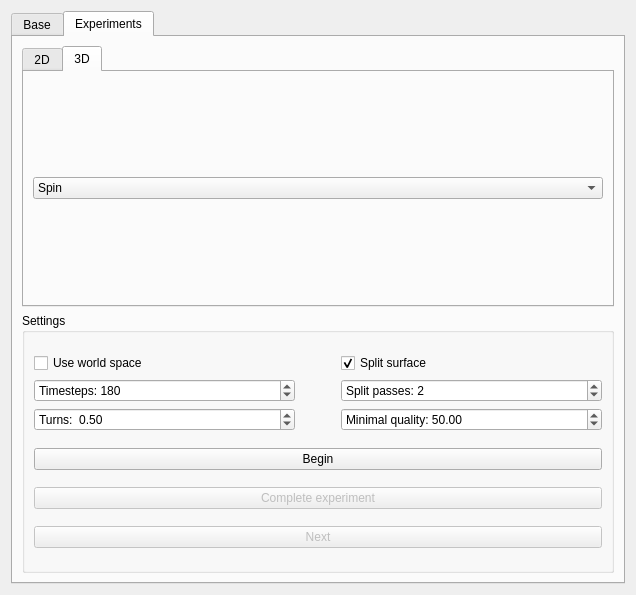
The window that Plugin-Master/MasterToolbarBase.ui (a2mont/master-thesis) describes before a commit, drawn with Qt 5.
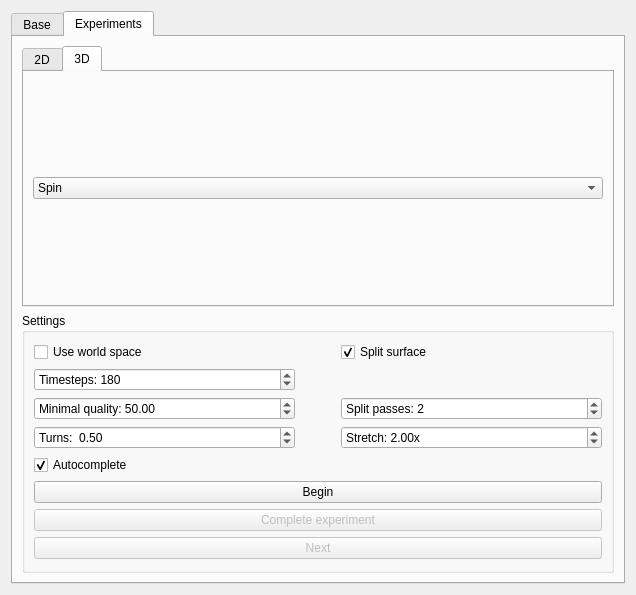
The same window after the commit.

Commit message: added stretch experiment

Patch:
```diff
--- a/Plugin-Master/MasterToolbarBase.ui
+++ b/Plugin-Master/MasterToolbarBase.ui
@@ -273,22 +273,6 @@
            <layout class="QGridLayout" name="gridLayout_7">
             <item row="0" column="0">
              <layout class="QGridLayout" name="gridLayout_9">
-              <item row="1" column="2">
-               <spacer name="horizontalSpacer_5">
-                <property name="orientation">
-                 <enum>Qt::Horizontal</enum>
-                </property>
-                <property name="sizeType">
-                 <enum>QSizePolicy::Fixed</enum>
-                </property>
-                <property name="sizeHint" stdset="0">
-                 <size>
-                  <width>40</width>
-                  <height>20</height>
-                 </size>
-                </property>
-               </spacer>
-              </item>
               <item row="1" column="0">
                <widget class="QSpinBox" name="timestepsSpinBox">
                 <property name="suffix">
@@ -324,18 +308,21 @@
                 </property>
                </widget>
               </item>
-              <item row="2" column="0">
-               <widget class="QDoubleSpinBox" name="angleSpinBox">
-                <property name="prefix">
-                 <string>Turns:  </string>
+              <item row="1" column="2">
+               <spacer name="horizontalSpacer_5">
+                <property name="orientation">
+                 <enum>Qt::Horizontal</enum>
                 </property>
-                <property name="singleStep">
-                 <double>0.250000000000000</double>
+                <property name="sizeType">
+                 <enum>QSizePolicy::Fixed</enum>
                 </property>
-                <property name="value">
-                 <double>0.500000000000000</double>
+                <property name="sizeHint" stdset="0">
+                 <size>
+                  <width>40</width>
+                  <height>20</height>
+                 </size>
                 </property>
-               </widget>
+               </spacer>
               </item>
               <item row="0" column="3">
                <widget class="QCheckBox" name="splitCheckBox">
@@ -347,7 +334,36 @@
                 </property>
                </widget>
               </item>
-              <item row="2" column="3">
+              <item row="3" column="3">
+               <widget class="QDoubleSpinBox" name="stretchSpinBox">
+                <property name="prefix">
+                 <string>Stretch: </string>
+                </property>
+                <property name="suffix">
+                 <string>x</string>
+                </property>
+                <property name="singleStep">
+                 <double>0.100000000000000</double>
+                </property>
+                <property name="value">
+                 <double>2.000000000000000</double>
+                </property>
+               </widget>
+              </item>
+              <item row="3" column="0">
+               <widget class="QDoubleSpinBox" name="angleSpinBox">
+                <property name="prefix">
+                 <string>Turns:  </string>
+                </property>
+                <property name="singleStep">
+                 <double>0.250000000000000</double>
+                </property>
+                <property name="value">
+                 <double>0.500000000000000</double>
+                </property>
+               </widget>
+              </item>
+              <item row="2" column="0">
                <widget class="QDoubleSpinBox" name="qualitySpinBox">
                 <property name="prefix">
                  <string>Minimal quality: </string>
@@ -366,7 +382,7 @@
                 </property>
                </widget>
               </item>
-              <item row="1" column="3">
+              <item row="2" column="3">
                <widget class="QSpinBox" name="splitSpinBox">
                 <property name="prefix">
                  <string>Split passes: </string>
@@ -378,17 +394,7 @@
               </item>
              </layout>
             </item>
-            <item row="2" column="0">
-             <widget class="QPushButton" name="completeButton">
-              <property name="enabled">
-               <bool>false</bool>
-              </property>
-              <property name="text">
-               <string>Complete experiment</string>
-              </property>
-             </widget>
-            </item>
-            <item row="3" column="0">
+            <item row="4" column="0">
              <widget class="QPushButton" name="nextButton">
               <property name="enabled">
                <bool>false</bool>
@@ -398,7 +404,7 @@
               </property>
              </widget>
             </item>
-            <item row="1" column="0">
+            <item row="2" column="0">
              <widget class="QPushButton" name="beginExpButton">
               <property name="text">
                <string>Begin</string>
@@ -408,6 +414,26 @@
               </property>
              </widget>
             </item>
+            <item row="3" column="0">
+             <widget class="QPushButton" name="completeButton">
+              <property name="enabled">
+               <bool>false</bool>
+              </property>
+              <property name="text">
+               <string>Complete experiment</string>
+              </property>
+             </widget>
+            </item>
+            <item row="1" column="0">
+             <widget class="QCheckBox" name="autoCompleteCheckBox">
+              <property name="text">
+               <string>Autocomplete</string>
+              </property>
+              <property name="checked">
+               <bool>true</bool>
+              </property>
+             </widget>
+            </item>
            </layout>
           </widget>
          </item>
@@ -464,6 +490,11 @@
                    <string>Spin</string>
                   </property>
                  </item>
+                 <item>
+                  <property name="text">
+                   <string>Stretch</string>
+                  </property>
+                 </item>
                 </widget>
                </item>
               </layout>
```
The commit also changes 6 other files.
